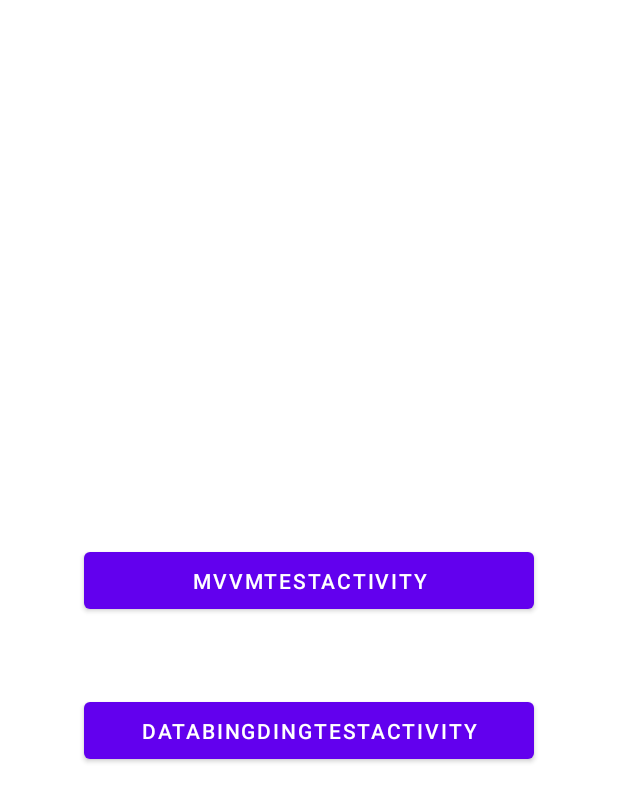
After one commit to yzl0809/vmtest, an Android app: the layout splash.xml on its own in the app's theme, with its tools: preview values and no code run, on a phone screen of 412 x 824 dp. The commit adds this screen. Shown: the top 802 px of the screen. Run offline under Robolectric (Android 15) with nearby library versions, the light colour scheme and no system bars.

Commit message:
android.injected.testOnly=false

```diff
--- a/app/src/main/AndroidManifest.xml
+++ b/app/src/main/AndroidManifest.xml
@@ -11,13 +11,16 @@
         android:roundIcon="@mipmap/ic_launcher_round"
         android:supportsRtl="true"
         android:theme="@style/Theme.BaseUI2">
-        <activity android:name=".test.TestActivity">
+        <activity android:name=".test.SplashActivity">
             <intent-filter>
                 <action android:name="android.intent.action.MAIN" />
 
                 <category android:name="android.intent.category.LAUNCHER" />
             </intent-filter>
         </activity>
+
+        <activity android:name=".test.MVVMTestActivity"/>
+        <activity android:name=".test.DataBingdingTestActivity"/>
     </application>
 
 </manifest>
--- /dev/null
+++ b/app/src/main/res/layout/splash.xml
@@ -0,0 +1,22 @@
+<?xml version="1.0" encoding="utf-8"?>
+<LinearLayout xmlns:android="http://schemas.android.com/apk/res/android"
+    android:orientation="vertical" android:layout_width="match_parent"
+    android:gravity="center"
+    android:layout_height="match_parent">
+<Button
+    android:id="@+id/btn1"
+    android:layout_width="300dp"
+    android:layout_height="50dp"
+    android:layout_marginTop="50dp"
+    android:text="MVVMTestActivity"
+    android:clickable="true"
+    />
+    <Button
+        android:id="@+id/btn2"
+        android:layout_width="300dp"
+        android:layout_height="50dp"
+        android:layout_marginTop="50dp"
+        android:text="DataBingdingTestActivity"
+        android:clickable="true"
+        />
+</LinearLayout>
--- a/baseui/src/main/java/com/whr/baseui/base/BaseActivity.kt
+++ b/baseui/src/main/java/com/whr/baseui/base/BaseActivity.kt
@@ -24,6 +24,7 @@ open abstract  class BaseActivity : AppCompatActivity() {
     private var mWaitDialog: WaitProgressDialog? = null
     override fun onCreate(savedInstanceState: Bundle?) {
         super.onCreate(savedInstanceState)
+        setContentView(getLayoutId())
         AppManager.getInstance().addActivity(this)
         context = this
         if (isImmerse()) {
@@ -31,6 +32,8 @@ open abstract  class BaseActivity : AppCompatActivity() {
         }
         initViews(savedInstanceState)
     }
+
+    abstract fun getLayoutId(): Int
     abstract fun initViews(savedInstanceState: Bundle?)
     private fun immerse() {
         immersionBar {
```
Also changed, not shown: app/src/main/java/com/example/baseui2/test/DataBingdingTestActivity.kt (added, +24 -0 lines), app/src/main/java/com/example/baseui2/test/MVVMTestActivity.kt (renamed from app/src/main/java/com/example/baseui2/test/TestActivity.kt, +5 -5 lines), app/src/main/java/com/example/baseui2/test/SplashActivity.kt (added, +27 -0 lines), app/src/main/java/com/example/baseui2/test/TestBean.java (added, +5 -0 lines), app/src/main/java/com/example/baseui2/test/TestVModel.kt (+16 -1 lines), app/src/main/res/layout/databingding.xml (added, +27 -0 lines), baseui/src/main/java/com/whr/baseui/base/BaseFragment.kt (+18 -1 lines), baseui/src/main/java/com/whr/baseui/base/BaseTemplate.kt (+68 -5 lines).
